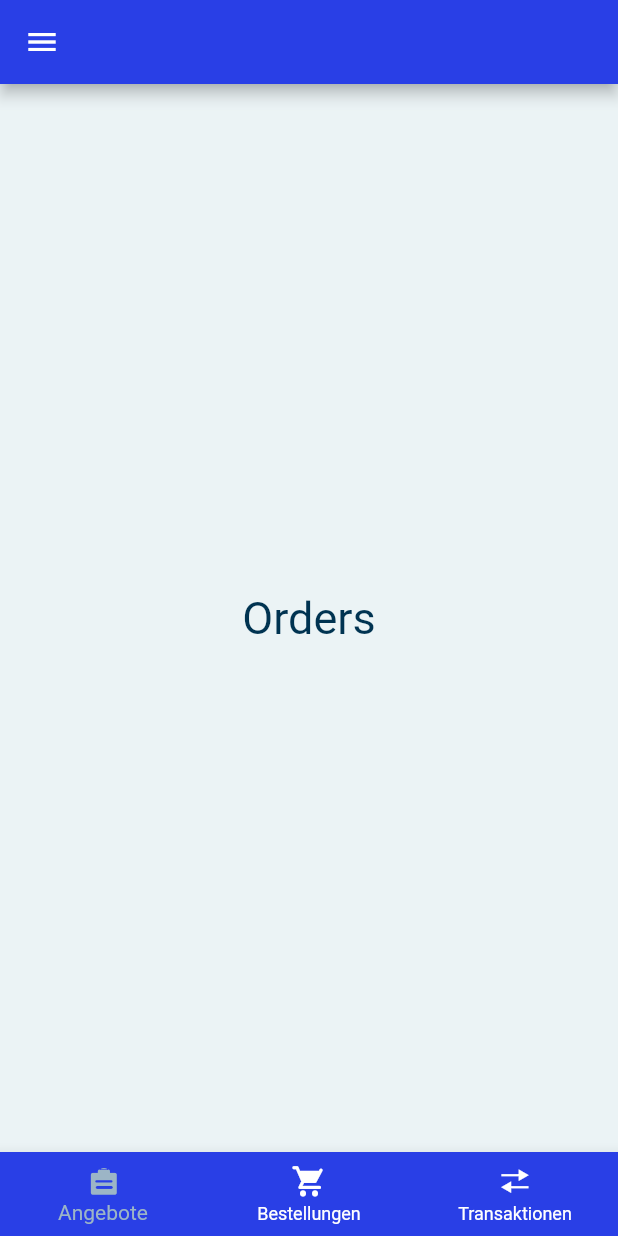
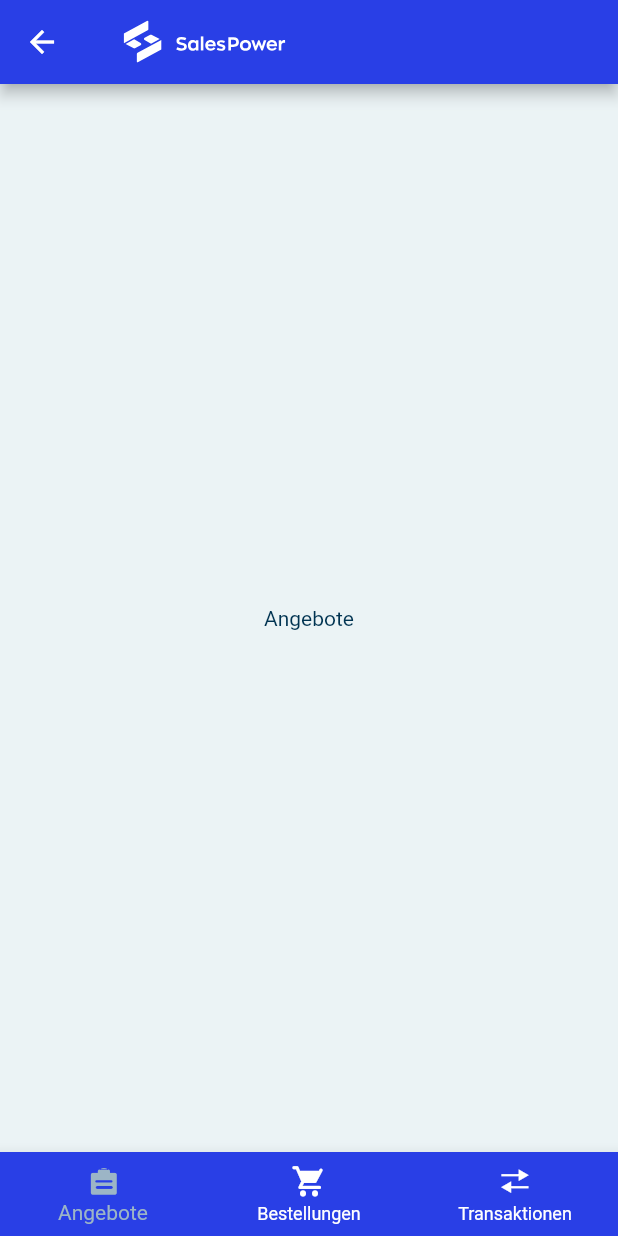
Before and after one commit to Che4891/testNewPepa, a Flutter app: the MainWidget screen opened by its route, on a phone screen of 412 x 824 dp. Run offline on Flutter 3.47's test engine with Material 2 defaults, Android fonts, the light colour scheme and no system bars; our stand-ins replace flutter_svg.

Commit message:
added app bar

```diff
--- a/lib/main.dart
+++ b/lib/main.dart
@@ -19,7 +19,7 @@ class MyFirstApp extends StatelessWidget {
         '/main': (context) => const MainWidget(),
         '/auth': (context) => const AuthWidget(),
       },
-      initialRoute: '/main',
+      initialRoute: '/auth',
       theme: ThemeData(
         fontFamily: 'Roboto',
         primaryColor: AppColors.mainColor,
--- a/lib/widgets/main_widget.dart
+++ b/lib/widgets/main_widget.dart
@@ -1,6 +1,6 @@
 import 'package:flutter/material.dart';
 import 'package:flutter/src/widgets/framework.dart';
-import 'package:flutter/src/widgets/placeholder.dart';
+import 'package:flutter_svg/svg.dart';
 import 'package:sales_power/widgets/menu_icon_icons.dart';
 
 class MainWidget extends StatefulWidget {
@@ -11,23 +11,49 @@ class MainWidget extends StatefulWidget {
 }
 
 class _MainWidgetState extends State<MainWidget> {
+  int _selectIndex = 0;
+
+  static const List<Widget> _widgetOptions = <Widget>[
+    Text(
+      'Angebote',
+    ),
+    Text(
+      'Bestellungen',
+    ),
+    Text(
+      'Transaktionen',
+    ),
+  ];
+
+  void onSelectTab(int index) {
+    if (_selectIndex == index) return;
+    setState(() {
+      _selectIndex = index;
+    });
+  }
+
   @override
   Widget build(BuildContext context) {
     return Container(
       child: Center(
         child: Scaffold(
           appBar: AppBar(
-            leading: Icon(
-              Icons.menu,
+            title: Padding(
+              padding: const EdgeInsets.all(10.0),
+              child: Container(
+                child: SvgPicture.asset(
+                  "assets/images/logo.svg", width: 110, //asset location
+                ),
+              ),
             ),
           ),
           body: Center(
-            child: Text(
-              'Orders',
-              style: TextStyle(fontSize: 30),
+            child: _widgetOptions[_selectIndex],
           ),
-          ),
-          bottomNavigationBar: BottomNavigationBar(items: [
+          bottomNavigationBar: BottomNavigationBar(
+              currentIndex: _selectIndex,
+              onTap: onSelectTab,
+              items: [
                 BottomNavigationBarItem(
                     icon: Icon(MenuIcon.quotes), label: 'Angebote'),
                 BottomNavigationBarItem(
--- a/pubspec.yaml
+++ b/pubspec.yaml
@@ -62,8 +62,7 @@ flutter:
 
   # To add assets to your application, add an assets section, like this:
   assets:
-    - assets/images/fone.jpeg
-    - assets/images/logo.svg
+    - assets/images/
     - .env
 
 
```
Also changed, not shown: pubspec.lock, 1 other file. Lines whose indentation alone changed are shown as unchanged.
